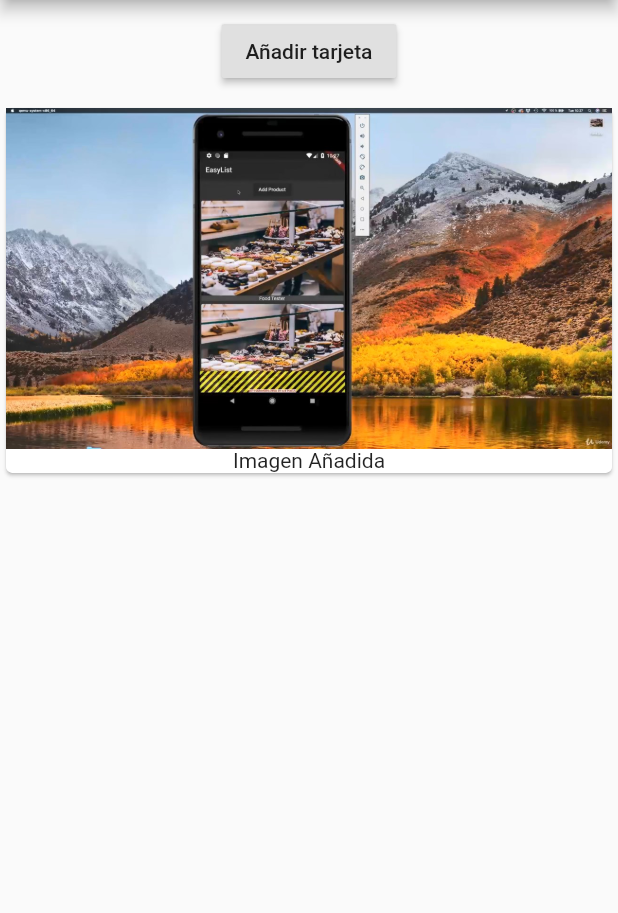
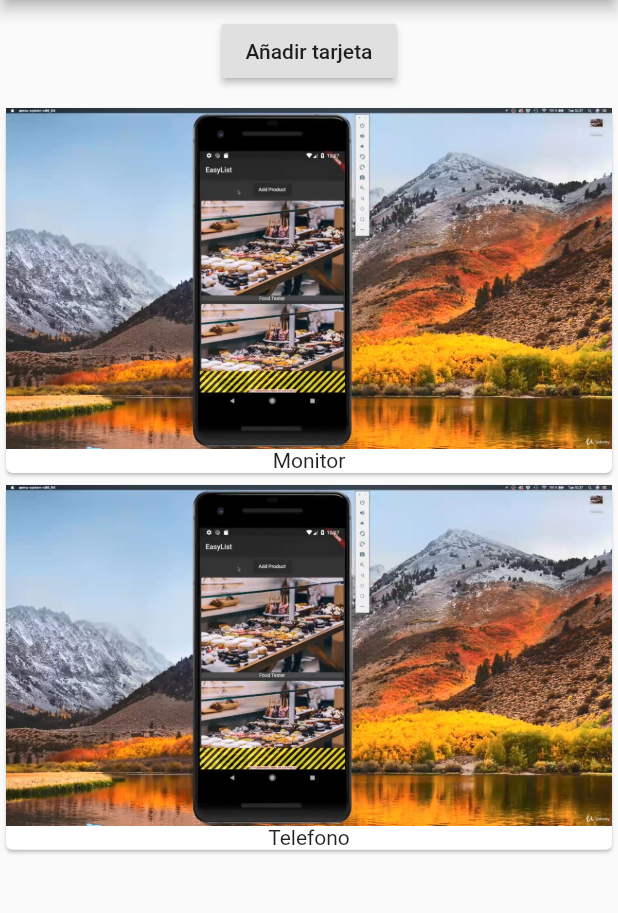
Before and after one commit to AndresPerezfc/udemyflutter, a Flutter app: the screen it shows after launch, after a tap on "Añadir tarjeta", on a phone screen of 412 x 824 dp, the part 84-997 px from its top. Run offline on Flutter 3.47's test engine with Material 2 defaults, Android fonts, the phone set to English and light mode, and no system bars.

Commit message:
Ejemplo de StatefuWidget de añadir tarjeta.

```diff
--- a/lib/main.dart
+++ b/lib/main.dart
@@ -6,14 +6,14 @@ main() {
 
 class Cursoudemy extends StatefulWidget {
   @override
-  State<StatefulWidget> createState(){
-
+  State<StatefulWidget> createState() {
     return _CursoudemyState();
   }
-
 }
 
 class _CursoudemyState extends State<Cursoudemy> {
+  List<String> _productos = ['Monitor'];
+
   @override
   Widget build(BuildContext context) {
     return MaterialApp(
@@ -26,19 +26,27 @@ class _CursoudemyState extends State<Cursoudemy> {
           children: <Widget>[
             Container(
               margin: EdgeInsets.all(10.0),
-              child: RaisedButton(
-                onPressed: () {},
-                child: Text('Añadir tarjeta')
+              child:
+                  RaisedButton(
+                    onPressed: () {
+                      setState(() {
+                        _productos.add('Telefono');
+                      });
+                  },
+                  child: Text('Añadir tarjeta')),
             ),
-            ),
-            Card(
+            Column(
+              children: _productos.map(
+                (element) => Card(
                       child: Column(
                         children: <Widget>[
                           Image.asset('assets/imagen1.jpg'),
-                  Text('Imagen Añadida'),
+                          Text(element),
                         ],
                       ),
                     ),
+              ).toList(),
+            )
           ],
         ),
       ),
```
Lines whose indentation alone changed are shown as unchanged.
